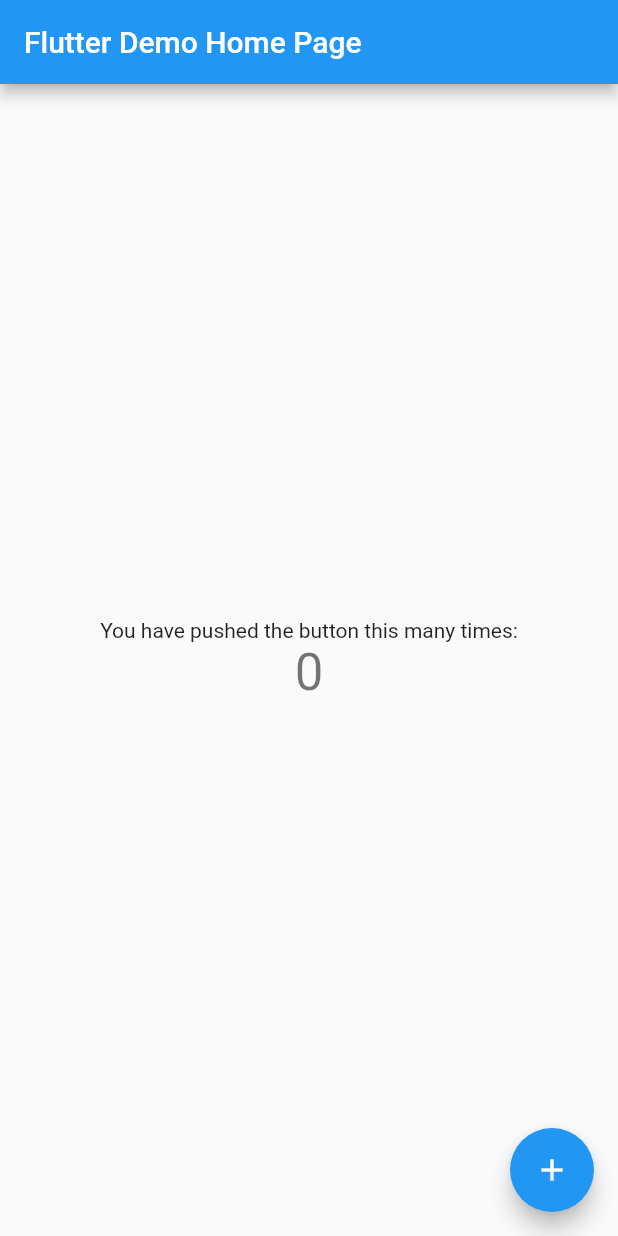
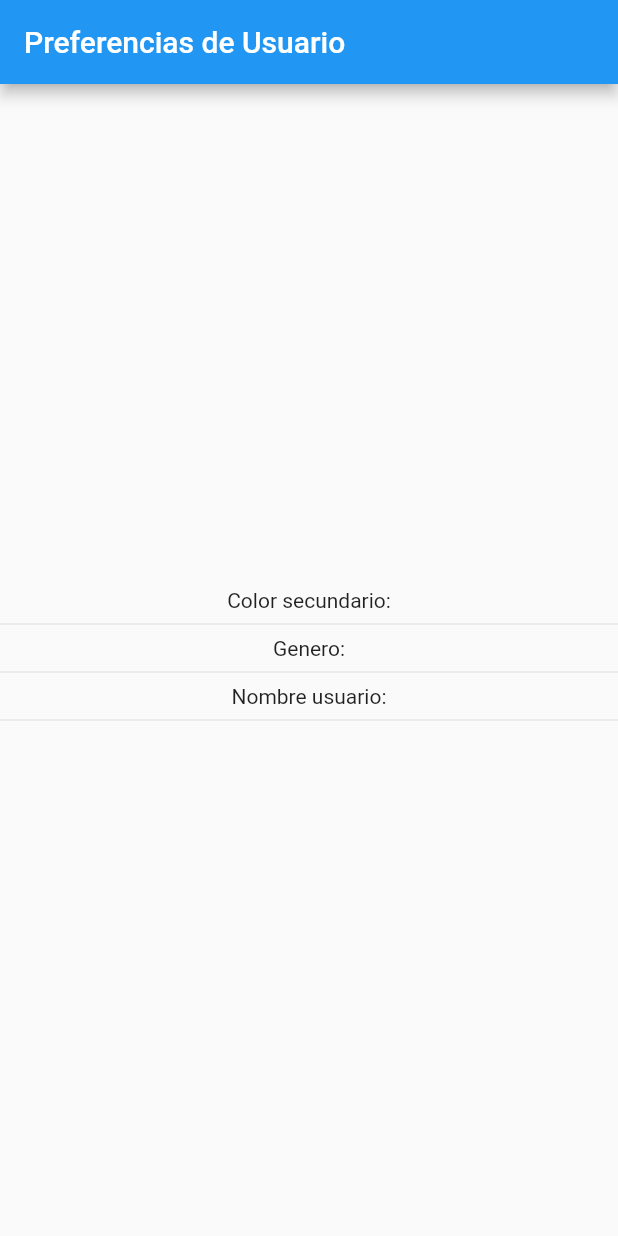
Before and after one commit to Francisca-campos/fran_preferenciausuarioapp, a Flutter app: the screen it shows after launch, on a phone screen of 412 x 824 dp. Run offline on Flutter 3.47's test engine with Material 2 defaults, Android fonts, the phone set to English and light mode, and no system bars.

Commit message:
inicio proyecto

```diff
--- a/lib/main.dart
+++ b/lib/main.dart
@@ -1,117 +1,20 @@
 import 'package:flutter/material.dart';
+import 'package:francisca_preferenciausuarioapp/src/pages/home_page.dart';
 
-void main() {
-  runApp(MyApp());
-}
+import 'package:francisca_preferenciausuarioapp/src/pages/settings_page.dart';
+
+void main() => runApp(MyApp());
 
 class MyApp extends StatelessWidget {
-  // This widget is the root of your application.
   @override
   Widget build(BuildContext context) {
     return MaterialApp(
-      title: 'Flutter Demo',
-      theme: ThemeData(
-        // This is the theme of your application.
-        //
-        // Try running your application with "flutter run". You'll see the
-        // application has a blue toolbar. Then, without quitting the app, try
-        // changing the primarySwatch below to Colors.green and then invoke
-        // "hot reload" (press "r" in the console where you ran "flutter run",
-        // or simply save your changes to "hot reload" in a Flutter IDE).
-        // Notice that the counter didn't reset back to zero; the application
-        // is not restarted.
-        primarySwatch: Colors.blue,
-        // This makes the visual density adapt to the platform that you run
-        // the app on. For desktop platforms, the controls will be smaller and
-        // closer together (more dense) than on mobile platforms.
-        visualDensity: VisualDensity.adaptivePlatformDensity,
-      ),
-      home: MyHomePage(title: 'Flutter Demo Home Page'),
+      title: 'Preferencias',
+      initialRoute: HomePage.routeName,
+      routes: {
+        HomePage.routeName: (BuildContext context) => HomePage(),
+        SettingsPage.routeName: (BuildContext context) => SettingsPage(),
+      },
     );
   }
 }
-
-class MyHomePage extends StatefulWidget {
-  MyHomePage({Key key, this.title}) : super(key: key);
-
-  // This widget is the home page of your application. It is stateful, meaning
-  // that it has a State object (defined below) that contains fields that affect
-  // how it looks.
-
-  // This class is the configuration for the state. It holds the values (in this
-  // case the title) provided by the parent (in this case the App widget) and
-  // used by the build method of the State. Fields in a Widget subclass are
-  // always marked "final".
-
-  final String title;
-
-  @override
-  _MyHomePageState createState() => _MyHomePageState();
-}
-
-class _MyHomePageState extends State<MyHomePage> {
-  int _counter = 0;
-
-  void _incrementCounter() {
-    setState(() {
-      // This call to setState tells the Flutter framework that something has
-      // changed in this State, which causes it to rerun the build method below
-      // so that the display can reflect the updated values. If we changed
-      // _counter without calling setState(), then the build method would not be
-      // called again, and so nothing would appear to happen.
-      _counter++;
-    });
-  }
-
-  @override
-  Widget build(BuildContext context) {
-    // This method is rerun every time setState is called, for instance as done
-    // by the _incrementCounter method above.
-    //
-    // The Flutter framework has been optimized to make rerunning build methods
-    // fast, so that you can just rebuild anything that needs updating rather
-    // than having to individually change instances of widgets.
-    return Scaffold(
-      appBar: AppBar(
-        // Here we take the value from the MyHomePage object that was created by
-        // the App.build method, and use it to set our appbar title.
-        title: Text(widget.title),
-      ),
-      body: Center(
-        // Center is a layout widget. It takes a single child and positions it
-        // in the middle of the parent.
-        child: Column(
-          // Column is also a layout widget. It takes a list of children and
-          // arranges them vertically. By default, it sizes itself to fit its
-          // children horizontally, and tries to be as tall as its parent.
-          //
-          // Invoke "debug painting" (press "p" in the console, choose the
-          // "Toggle Debug Paint" action from the Flutter Inspector in Android
-          // Studio, or the "Toggle Debug Paint" command in Visual Studio Code)
-          // to see the wireframe for each widget.
-          //
-          // Column has various properties to control how it sizes itself and
-          // how it positions its children. Here we use mainAxisAlignment to
-          // center the children vertically; the main axis here is the vertical
-          // axis because Columns are vertical (the cross axis would be
-          // horizontal).
-          mainAxisAlignment: MainAxisAlignment.center,
-          children: <Widget>[
-            Text(
-              'You have pushed the button this many times:',
-            ),
-            Text(
-              '$_counter',
-              style: Theme.of(context).textTheme.headline4,
-            ),
-          ],
-        ),
-      ),
-      floatingActionButton: FloatingActionButton(
-        onPressed: _incrementCounter,
-        tooltip: 'Increment',
-        child: Icon(Icons.add),
-      ), // This trailing comma makes auto-formatting nicer for build methods.
-    );
-  }
-}
--- /dev/null
+++ b/lib/src/pages/home_page.dart
@@ -0,0 +1,24 @@
+import 'package:flutter/material.dart';
+
+class HomePage extends StatelessWidget {
+  static final String routeName = 'home';
+  @override
+  Widget build(BuildContext context) {
+    return Scaffold(
+      appBar: AppBar(
+        title: Text('Preferencias de Usuario'),
+      ),
+      body: Column(
+        mainAxisAlignment: MainAxisAlignment.center,
+        children: <Widget>[
+          Text('Color secundario:'),
+          Divider(),
+          Text('Genero:'),
+          Divider(),
+          Text('Nombre usuario:'),
+          Divider(),
+        ],
+      ),
+    );
+  }
+}
--- /dev/null
+++ b/lib/src/pages/settings_page.dart
@@ -0,0 +1,15 @@
+import 'package:flutter/material.dart';
+
+class SettingsPage extends StatelessWidget {
+  static final String routeName = 'settings';
+  @override
+  Widget build(BuildContext context) {
+    return Scaffold(
+        appBar: AppBar(
+          title: Text('Ajustes'),
+        ),
+        body: Center(
+          child: Text('Ajustes Page'),
+        ));
+  }
+}
```
